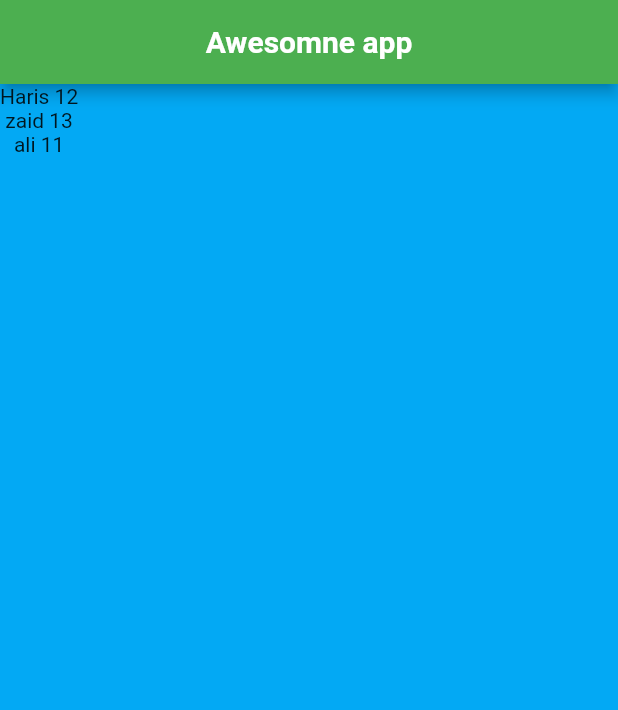
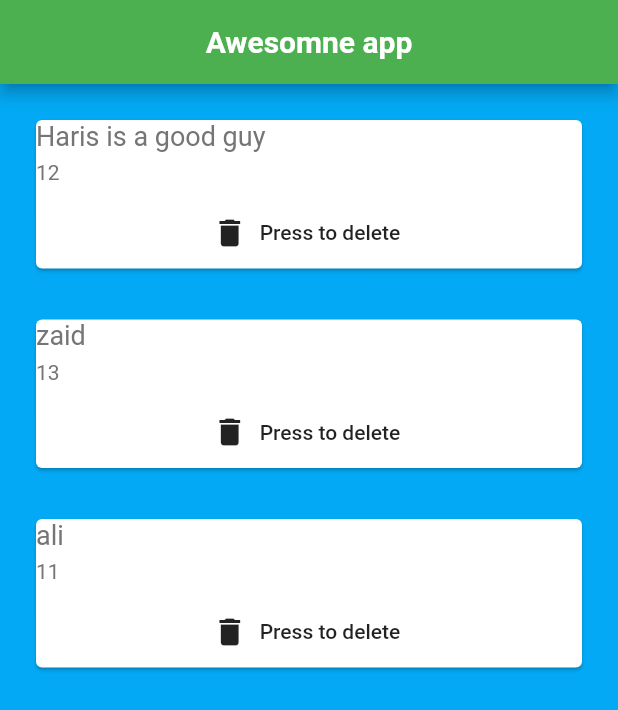
Before and after one commit to hariszulfiqar054/flutter-learning, a Flutter app: the screen it shows after launch, on a phone screen of 412 x 824 dp. Shown: the top 710 px of the screen. Run offline on Flutter 3.47's test engine with Material 2 defaults, Android fonts, the phone set to English and light mode, and no system bars.

Commit message:
inintial commit

```diff
--- a/lib/home.dart
+++ b/lib/home.dart
@@ -8,10 +8,11 @@ class Home extends StatefulWidget {
 
 class _HomeState extends State<Home> {
   List<Qoutes> name = [
-    Qoutes(name: 'Haris', age: 12),
+    Qoutes(name: 'Haris is a good guy', age: 12),
     Qoutes(name: 'zaid', age: 13),
     Qoutes(name: 'ali', age: 11)
   ];
+
   @override
   Widget build(BuildContext context) {
     return Scaffold(
@@ -23,9 +24,55 @@ class _HomeState extends State<Home> {
         centerTitle: true,
       ),
       body: Column(
-        children:
-            name.map((e) => Text('${e.name}' + ' ' + '${e.age}')).toList(),
+        children: name
+            .map((e) => new QouteCard(
+                qoute: e,
+                onDelete: () {
+                  setState(() {
+                    name.remove(e);
+                  });
+                }))
+            .toList(),
       ),
     );
   }
 }
+
+class QouteCard extends StatelessWidget {
+  final Qoutes qoute;
+  final Function onDelete;
+  QouteCard({Key key, this.qoute, this.onDelete}) : super(key: key);
+
+  @override
+  Widget build(BuildContext context) {
+    return Padding(
+      padding: const EdgeInsets.all(8.0),
+      child: Card(
+        margin: EdgeInsets.fromLTRB(16, 16, 16, 2),
+        child: Column(
+          crossAxisAlignment: CrossAxisAlignment.stretch,
+          children: [
+            Text(
+              qoute.name,
+              style: TextStyle(fontSize: 18, color: Colors.grey[600]),
+            ),
+            SizedBox(
+              height: 6,
+            ),
+            Text(
+              qoute.age.toString(),
+              style: TextStyle(fontSize: 14, color: Colors.grey[600]),
+            ),
+            SizedBox(
+              height: 8,
+            ),
+            FlatButton.icon(
+                onPressed: onDelete,
+                icon: Icon(Icons.delete),
+                label: Text('Press to delete'))
+          ],
+        ),
+      ),
+    );
+  }
+}
```
